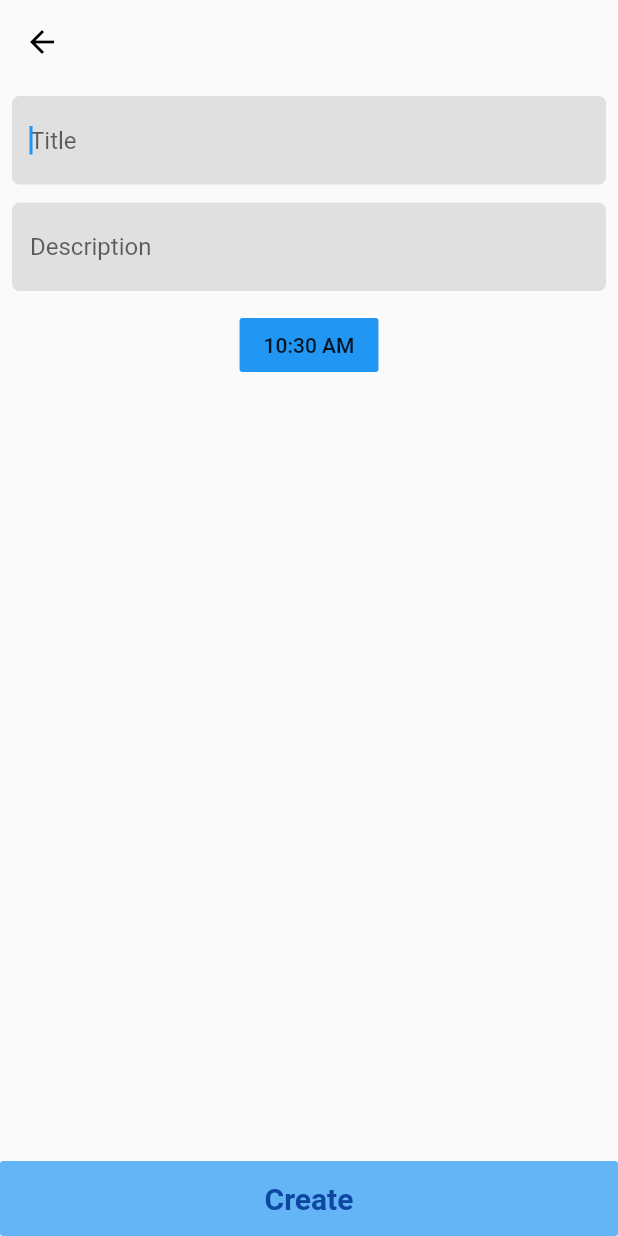
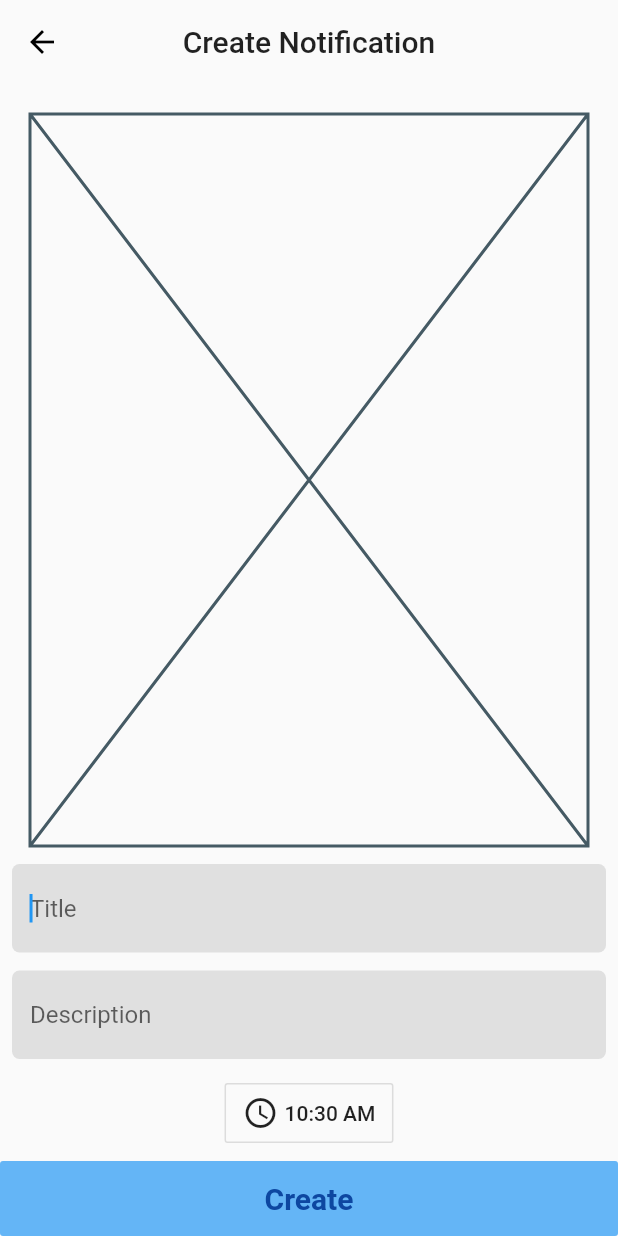
Before and after one commit to RobertBrunhage/water_reminder_app_youtube, a Flutter app: the NotificationPage widget shown alone on an empty page, opened directly, after a tap on "Create", on a phone screen of 412 x 824 dp. Run offline on Flutter 3.47's test engine with Material 2 defaults, Android fonts, the phone set to English and light mode, and no system bars; our stand-ins replace cloud_firestore, firebase_auth, flutter_local_notifications, google_sign_in, rxdart; accounts and stored records are empty.

Commit message:
design update

```diff
--- a/lib/src/home/page_container.dart
+++ b/lib/src/home/page_container.dart
@@ -47,6 +47,8 @@ class _PageContainerState extends State<PageContainer> {
         iconTheme: IconThemeData(color: Colors.black),
         backgroundColor: Colors.transparent,
         elevation: 0,
+        title: Text('Water Reminder'),
+        centerTitle: true,
         actions: <Widget>[
           PopupMenuButton(
             onSelected: (value) => onMenuSelection(value, authBloc),
--- a/lib/src/home/pages/notifcation_page.dart
+++ b/lib/src/home/pages/notifcation_page.dart
@@ -30,6 +30,16 @@ class _NotificationPageState extends State<NotificationPage> {
             initialData: [],
             builder: (context, snapshot) {
               final notifications = snapshot.data;
+              if (notifications.isEmpty)
+                return Expanded(
+                  child: Center(
+                    child: Container(
+                      height: 300,
+                      width: 300,
+                      child: Placeholder(),
+                    ),
+                  ),
+                );
               return Expanded(
                 child: ListView.builder(
                   padding: const EdgeInsets.all(12),
--- a/lib/src/pages/create_notification_page.dart
+++ b/lib/src/pages/create_notification_page.dart
@@ -23,6 +23,8 @@ class _CreateNotificationPageState extends State<CreateNotificationPage> {
         iconTheme: IconThemeData(color: Colors.black),
         backgroundColor: Colors.transparent,
         elevation: 0,
+        title: Text('Create Notification'),
+        centerTitle: true,
       ),
       body: Column(
         children: <Widget>[
@@ -33,6 +35,15 @@ class _CreateNotificationPageState extends State<CreateNotificationPage> {
                 key: _formKey,
                 child: Column(
                   children: <Widget>[
+                    Expanded(
+                      child: Padding(
+                        padding: const EdgeInsets.all(12.0),
+                        child: AspectRatio(
+                          aspectRatio: 1,
+                          child: Placeholder(),
+                        ),
+                      ),
+                    ),
                     CustomInputField(
                       controller: _titleController,
                       hintText: 'Title',
@@ -47,10 +58,17 @@ class _CreateNotificationPageState extends State<CreateNotificationPage> {
                       autoFocus: true,
                     ),
                     SizedBox(height: 12),
-                    FlatButton(
+                    OutlineButton(
+                      padding: const EdgeInsets.symmetric(vertical: 8, horizontal: 12),
                       onPressed: selectTime,
-                      color: Colors.blue,
-                      child: Text(selectedTime.format(context)),
+                      child: Row(
+                        mainAxisSize: MainAxisSize.min,
+                        children: <Widget>[
+                          Icon(Icons.access_time),
+                          SizedBox(width: 4),
+                          Text(selectedTime.format(context)),
+                        ],
+                      ),
                     ),
                   ],
                 ),
@@ -73,10 +91,11 @@ class _CreateNotificationPageState extends State<CreateNotificationPage> {
       context: context,
       initialTime: selectedTime,
     );
-
-    setState(() {
-      selectedTime = time;
-    });
+    if (time != null) {
+      setState(() {
+        selectedTime = time;
+      });
+    }
   }
 
   void createNotification() {
```
